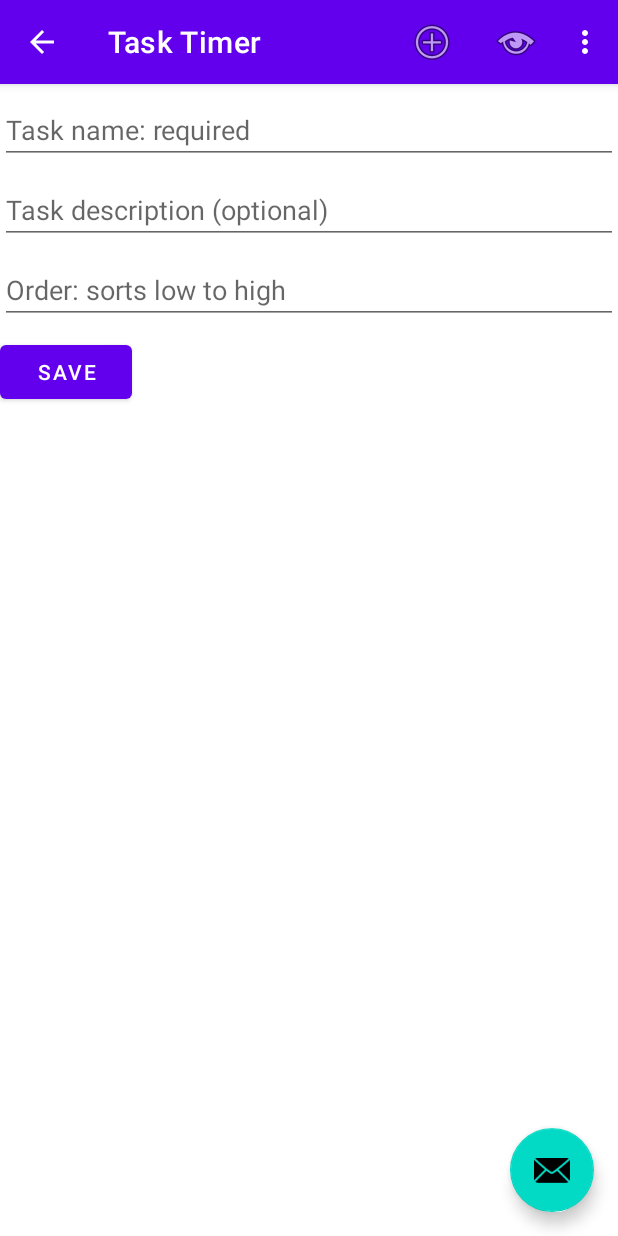
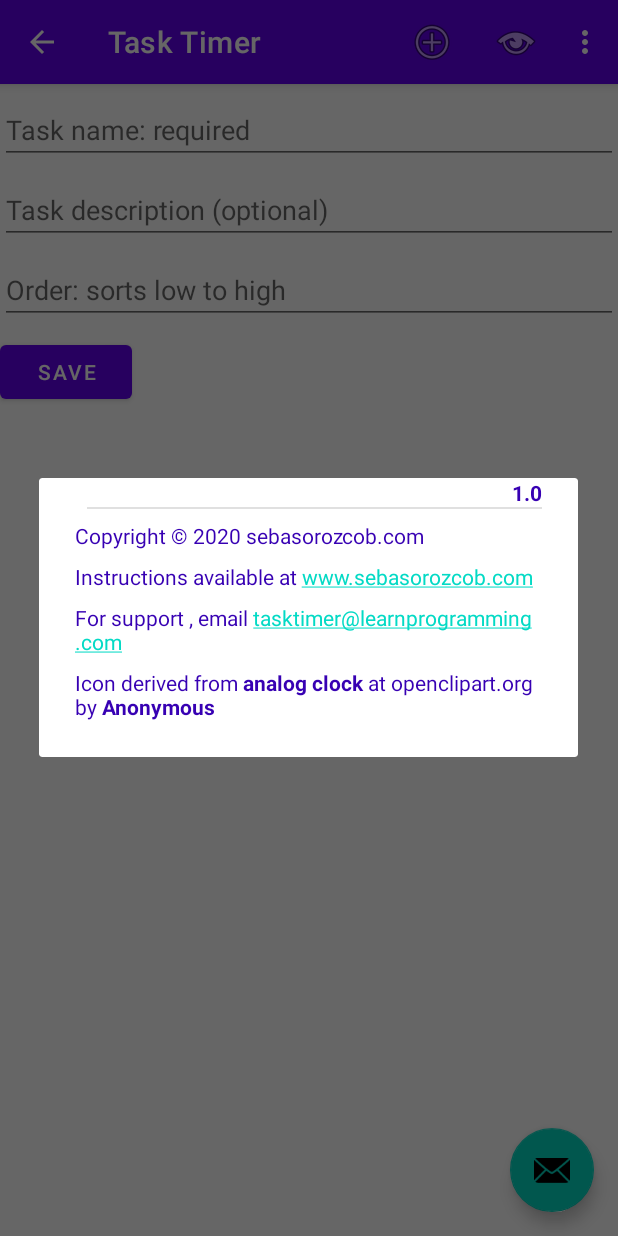
Before and after one commit to sebasorozco101596/Task_Timer, an Android app: the screen it shows after launch (MainActivity), in the options menu, after a tap on "About TaskTimer", on a phone screen of 412 x 824 dp. Run offline under Robolectric (Android 15) with nearby library versions, the phone set to English and light mode, and no system bars.

Commit message:
Adding the about.xml dialog and it implementation in MainActivity.kt

```diff
--- a/app/src/main/java/www/sebasorozco/com/tasktimer/ui/activities/MainActivity.kt
+++ b/app/src/main/java/www/sebasorozco/com/tasktimer/ui/activities/MainActivity.kt
@@ -6,10 +6,14 @@ import android.util.Log
 import android.view.Menu
 import android.view.MenuItem
 import android.view.View
+import android.widget.TextView
+import androidx.appcompat.app.AlertDialog
 import androidx.appcompat.app.AppCompatActivity
 import androidx.fragment.app.Fragment
+import www.sebasorozco.com.tasktimer.BuildConfig
 import www.sebasorozco.com.tasktimer.R
 import www.sebasorozco.com.tasktimer.data.database.Task
+import www.sebasorozco.com.tasktimer.databinding.AboutBinding
 import www.sebasorozco.com.tasktimer.databinding.ActivityMainBinding
 import www.sebasorozco.com.tasktimer.ui.dialogs.*
 import www.sebasorozco.com.tasktimer.ui.fragments.AddEditFragment
@@ -27,6 +31,10 @@ class MainActivity : AppCompatActivity(),
     // Whether or the activity is in 2-pane mode
     // i.e running in landscape, or on a tablet
     private var mTwoPane = false
+
+    // Module scope because we need to dismiss if it onStop (e.g. when orientation changes) to avoid memory leaks.
+    private var aboutDialog: AlertDialog? = null
+
 
     private lateinit var binding: ActivityMainBinding
 
@@ -93,6 +101,7 @@ class MainActivity : AppCompatActivity(),
         // as you specify a parent activity in AndroidManifest.xml.
         when (item.itemId) {
             R.id.menumain_addtask -> taskEditRequest(null)
+            R.id.menumain_showAbout -> showAboutDialog()
             android.R.id.home -> {
                 Log.d(TAG, "onOptionsItemSelected: home button pressed")
                 val fragment = findFragmentById(R.id.taskDetailsContainer)
@@ -108,8 +117,27 @@ class MainActivity : AppCompatActivity(),
                     removedEditPane(fragment)
                 }
             }
+
         }
         return super.onOptionsItemSelected(item)
+    }
+
+    private fun showAboutDialog(){
+
+        val binding = AboutBinding.inflate(layoutInflater,null,false)
+
+        //val messageView = layoutInflater.inflate(R.layout.about,null,false)
+        val builder = AlertDialog.Builder(this)
+
+        aboutDialog = builder.setView(binding.root).create()
+        aboutDialog?.setCanceledOnTouchOutside(true)
+
+        builder.setTitle(R.string.app_name)  // This won't work
+        builder.setIcon(R.mipmap.ic_launcher)
+
+        binding.aboutVersion.text = BuildConfig.VERSION_NAME
+
+        aboutDialog?.show()
     }
 
     override fun onBackPressed() {
--- /dev/null
+++ b/app/src/main/res/layout/about.xml
@@ -0,0 +1,61 @@
+<?xml version="1.0" encoding="utf-8"?>
+<LinearLayout xmlns:android="http://schemas.android.com/apk/res/android"
+    xmlns:tools="http://schemas.android.com/tools"
+    android:layout_width="match_parent"
+    android:layout_height="wrap_content"
+    android:layout_gravity="end"
+    android:orientation="vertical"
+    android:paddingStart="?attr/dialogPreferredPadding"
+    android:paddingEnd="?attr/dialogPreferredPadding"
+    android:paddingBottom="?attr/dialogPreferredPadding">
+
+    <TextView
+        android:id="@+id/aboutVersion"
+        android:layout_width="wrap_content"
+        android:layout_height="wrap_content"
+        android:layout_gravity="end"
+        android:textColor="@color/design_default_color_primary_dark"
+        android:textStyle="bold"
+        tools:text="1.0.0" />
+
+    <View
+        android:id="@+id/divider"
+        android:layout_width="match_parent"
+        android:layout_height="1dp"
+        android:layout_marginStart="8dp"
+        android:background="?android:attr/listDivider" />
+
+    <TextView
+        android:id="@+id/aboutCopyRight"
+        android:layout_width="match_parent"
+        android:layout_height="wrap_content"
+        android:layout_marginTop="8dp"
+        android:text="@string/about_copyright"
+        android:textColor="@color/design_default_color_primary_dark" />
+
+    <TextView
+        android:id="@+id/aboutWebLink"
+        android:layout_width="match_parent"
+        android:layout_height="wrap_content"
+        android:layout_marginTop="8dp"
+        android:autoLink="web"
+        android:text="@string/about_weblink"
+        android:textColor="@color/design_default_color_primary_dark" />
+
+    <TextView
+        android:id="@+id/aboutEmail"
+        android:layout_width="match_parent"
+        android:layout_height="wrap_content"
+        android:layout_marginTop="8dp"
+        android:autoLink="email"
+        android:text="@string/about_email"
+        android:textColor="@color/design_default_color_primary_dark" />
+
+    <TextView
+        android:id="@+id/aboutCredits"
+        android:layout_width="match_parent"
+        android:layout_height="wrap_content"
+        android:layout_marginTop="8dp"
+        android:text="@string/about_credits"
+        android:textColor="@color/design_default_color_primary_dark" />
+</LinearLayout>
--- a/app/src/main/res/layout/activity_main.xml
+++ b/app/src/main/res/layout/activity_main.xml
@@ -31,6 +31,7 @@
         android:layout_height="wrap_content"
         android:layout_gravity="bottom|end"
         android:layout_margin="@dimen/fab_margin"
-        app:srcCompat="@android:drawable/ic_dialog_email" />
+        app:srcCompat="@android:drawable/ic_dialog_email"
+        android:contentDescription="@string/floating_button" />
 
 </androidx.coordinatorlayout.widget.CoordinatorLayout>
--- a/app/src/main/res/values/colors.xml
+++ b/app/src/main/res/values/colors.xml
@@ -8,5 +8,4 @@
     <color name="black">#FF000000</color>
     <color name="white">#FFFFFFFF</color>
 
-    <color name="colorAccent">@color/purple_200</color>
 </resources>
--- a/app/src/main/res/values/strings.xml
+++ b/app/src/main/res/values/strings.xml
@@ -1,14 +1,8 @@
 <resources>
     <string name="app_name">Task Timer</string>
-    <string name="action_settings">Settings</string>
     <!-- Strings used for fragments for navigation -->
-    <string name="first_fragment_label">First Fragment</string>
-    <string name="second_fragment_label">Second Fragment</string>
     <string name="next">Next</string>
-    <string name="previous">Previous</string>
 
-    <string name="hello_first_fragment">Hello first fragment</string>
-    <string name="hello_second_fragment">Hello second fragment. Arg: %1$s</string>
     <string name="menutitle_addTask">Add Task</string>
     <string name="menutitle_showDurations">Durations Report</string>
     <string name="menutitle_settings">Settings</string>
@@ -30,4 +24,9 @@
     <string name="cancelEditDialog_message">Abandon changes</string>
     <string name="cancelEDitDiag_positive_caption">Continue editing</string>
     <string name="cancelEditDialog_mess">You have unsaved changes. Do you want to abandon your changes, or continue editing?</string>
+    <string name="floating_button">Floating button</string>
+    <string name="about_copyright">Copyright © 2020 sebasorozcob.com</string>
+    <string name="about_weblink">Instructions available at www.sebasorozcob.com</string>
+    <string name="about_email">For support , email tasktimer@learnprogramming.com</string>
+    <string name="about_credits">Icon derived from <b>analog clock</b> at openclipart.org by <b>Anonymous</b></string>
 </resources>
```
Also changed, not shown: app/src/main/AndroidManifest.xml (+5 -2 lines), app/src/main/res/drawable-v24/ic_launcher_foreground.xml (deleted, +0 -30 lines), app/src/main/res/layout/fragment_second.xml (deleted, +0 -30 lines).
